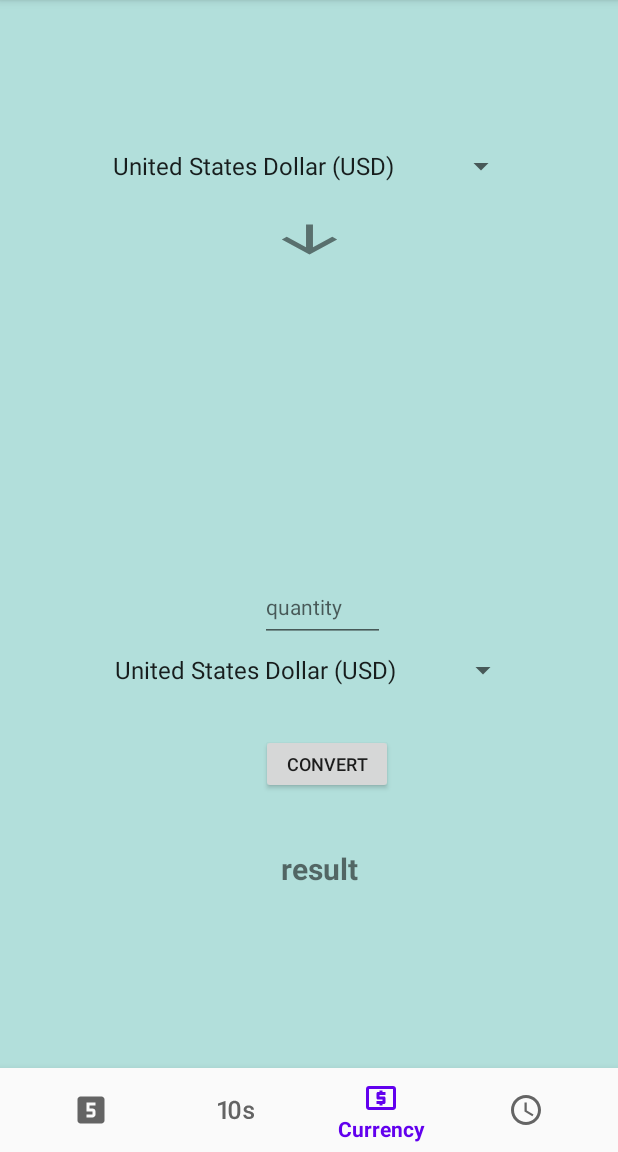
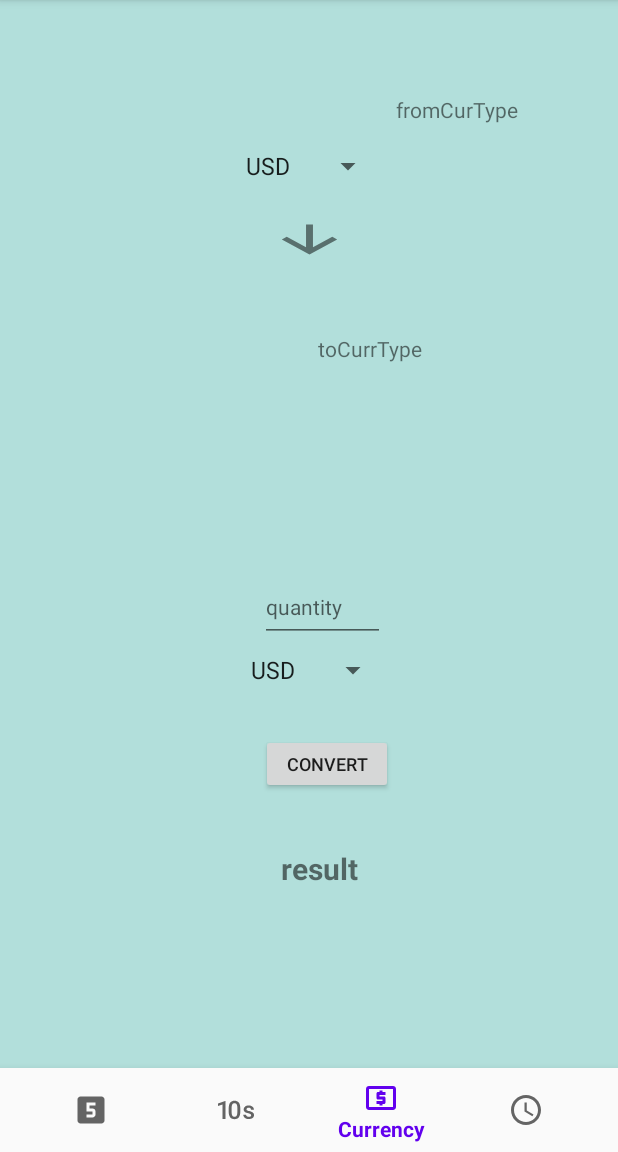
Before and after one commit to KLubin1/Travelers_Calculator, an Android app: the screen it shows after launch (MainActivity), item 3 of the bottom bar chosen, on a phone screen of 412 x 824 dp, the part 84-1236 px from its top. Run offline under Robolectric (Android 15) with nearby library versions, the phone set to English and light mode, and no system bars; libraries missing offline, so code that uses them is left out: com.fathzer.soft; 7 statements that could not run were skipped.

Commit message:
Added currency functionality with rates with CurrencyTest
Also currency description and improved inteface

```diff
--- a/app/src/main/res/layout/fragment_currency.xml
+++ b/app/src/main/res/layout/fragment_currency.xml
@@ -78,17 +78,17 @@
         app:layout_constraintVertical_bias="0.042" />
         -->
 
+
     <TextView
         android:id="@+id/currency_type"
         android:layout_width="wrap_content"
         android:layout_height="wrap_content"
         app:layout_constraintBottom_toBottomOf="parent"
         app:layout_constraintEnd_toEndOf="parent"
-        app:layout_constraintHorizontal_bias="0.786"
+        app:layout_constraintHorizontal_bias="0.532"
         app:layout_constraintStart_toStartOf="parent"
         app:layout_constraintTop_toTopOf="parent"
-        app:layout_constraintVertical_bias="0.634" />
-
+        app:layout_constraintVertical_bias="0.877" />
 
     <Button
         android:id="@+id/convertButton"
@@ -115,4 +115,26 @@
         app:layout_constraintVertical_bias="0.212" />
 
 
+    <TextView
+        android:id="@+id/from_currency_type"
+        android:layout_width="wrap_content"
+        android:layout_height="wrap_content"
+        android:layout_marginStart="8dp"
+        android:text="fromCurType"
+        app:layout_constraintBottom_toBottomOf="parent"
+        app:layout_constraintStart_toEndOf="@+id/spinner1"
+        app:layout_constraintTop_toTopOf="parent"
+        app:layout_constraintVertical_bias="0.091" />
+
+    <TextView
+        android:id="@+id/to_currency_type"
+        android:layout_width="wrap_content"
+        android:layout_height="wrap_content"
+        android:layout_marginStart="212dp"
+        android:text="toCurrType"
+        app:layout_constraintBottom_toBottomOf="parent"
+        app:layout_constraintStart_toStartOf="parent"
+        app:layout_constraintTop_toTopOf="parent"
+        app:layout_constraintVertical_bias="0.321" />
+
 </androidx.constraintlayout.widget.ConstraintLayout>
--- a/app/src/main/res/values/strings.xml
+++ b/app/src/main/res/values/strings.xml
@@ -30,6 +30,7 @@
     <string name="close_paren">)</string>
     <string name="equal">=</string>
     <string name="error_message">"Can't Convert!"</string>
+    <string name="waiting_message">Calculating...</string>
 
     <!--TODO: HAVE THE ARRAYS FOR EACH UNIT TYPE AND SET THEM UP IN SO THAT CAN BE REFERENCED ACCORDINGLY IN THE CONVERSION FACTORY-->
     <!--length-->
@@ -91,14 +92,22 @@
 
     <!--currencies-->
     <string-array name="currencies_list">
-        <item>United States Dollar (USD)</item>
-        <item>European Euro (EUR)</item>
-        <item>Pound Sterling (GBP)</item>
-        <item>Mexican Peso (MXN)</item>
-        <item>Japanese Yen (JPY)</item>
-        <item>Chinese Yuan Renminbi (CNY)</item>
+        <item>USD</item>
+        <item>EUR</item>
+        <item>GBP</item>
+        <item>MXN</item>
+        <item>JPY</item>
+        <item>CNY</item>
 
     </string-array>
+
+    <!--currencies description-->
+    <string name="Dollars">United States\nDollar</string>
+    <string name="Euros">European Euro</string>
+    <string name="Pounds">Pound Sterling</string>
+    <string name="Pesos">Mexican Peso</string>
+    <string name="Yens">Japanese Yen</string>
+    <string name="Yuans">Chinese Yuan</string>
 
     <!--https request urls-->
     <!--Dollars-->
```
Also changed, not shown: app/src/main/java/com/example/travelers_calculator/currency/CurrencyFragment.java (+31 -6 lines), app/src/main/java/com/example/travelers_calculator/currency/CurrencyTest.java (added, +216 -0 lines).
